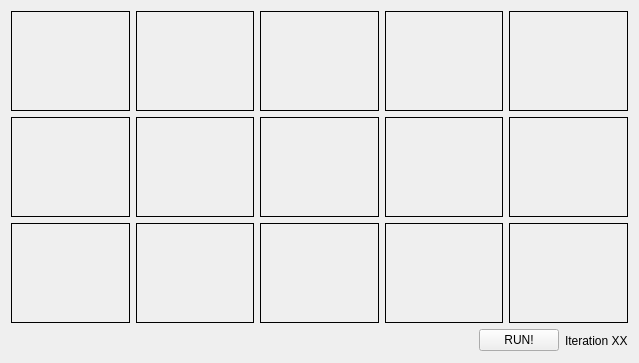
This is interface.ui in dwsaxton/net as Qt 5 draws it before an edit. The edited form follows.
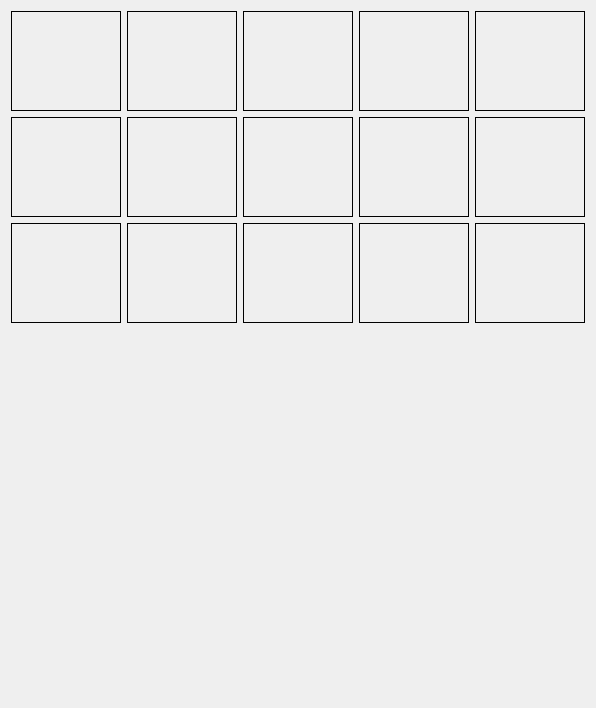
This is the edited form.

Diff of the .ui file:
```diff
--- a/interface.ui
+++ b/interface.ui
@@ -6,8 +6,8 @@
    <rect>
     <x>0</x>
     <y>0</y>
-    <width>639</width>
-    <height>363</height>
+    <width>596</width>
+    <height>704</height>
    </rect>
   </property>
   <layout class="QVBoxLayout" name="verticalLayout">
@@ -316,21 +316,72 @@
       </spacer>
      </item>
      <item>
-      <widget class="QPushButton" name="runButton">
+      <widget class="QLabel" name="layer0">
+       <property name="minimumSize">
+        <size>
+         <width>100</width>
+         <height>100</height>
+        </size>
+       </property>
        <property name="text">
-        <string>RUN!</string>
+        <string/>
        </property>
       </widget>
      </item>
      <item>
-      <widget class="QLabel" name="iterationLabel">
-       <property name="text">
-        <string>Iteration XX</string>
+      <spacer name="horizontalSpacer_2">
+       <property name="orientation">
+        <enum>Qt::Horizontal</enum>
        </property>
-      </widget>
+       <property name="sizeHint" stdset="0">
+        <size>
+         <width>40</width>
+         <height>20</height>
+        </size>
+       </property>
+      </spacer>
      </item>
     </layout>
    </item>
+   <item>
+    <widget class="QLabel" name="layer1">
+     <property name="minimumSize">
+      <size>
+       <width>500</width>
+       <height>100</height>
+      </size>
+     </property>
+     <property name="text">
+      <string/>
+     </property>
+    </widget>
+   </item>
+   <item>
+    <widget class="QLabel" name="layer2">
+     <property name="minimumSize">
+      <size>
+       <width>500</width>
+       <height>100</height>
+      </size>
+     </property>
+     <property name="text">
+      <string/>
+     </property>
+    </widget>
+   </item>
+   <item>
+    <widget class="QLabel" name="layer3">
+     <property name="minimumSize">
+      <size>
+       <width>500</width>
+       <height>50</height>
+      </size>
+     </property>
+     <property name="text">
+      <string/>
+     </property>
+    </widget>
+   </item>
   </layout>
  </widget>
  <resources/>
```
